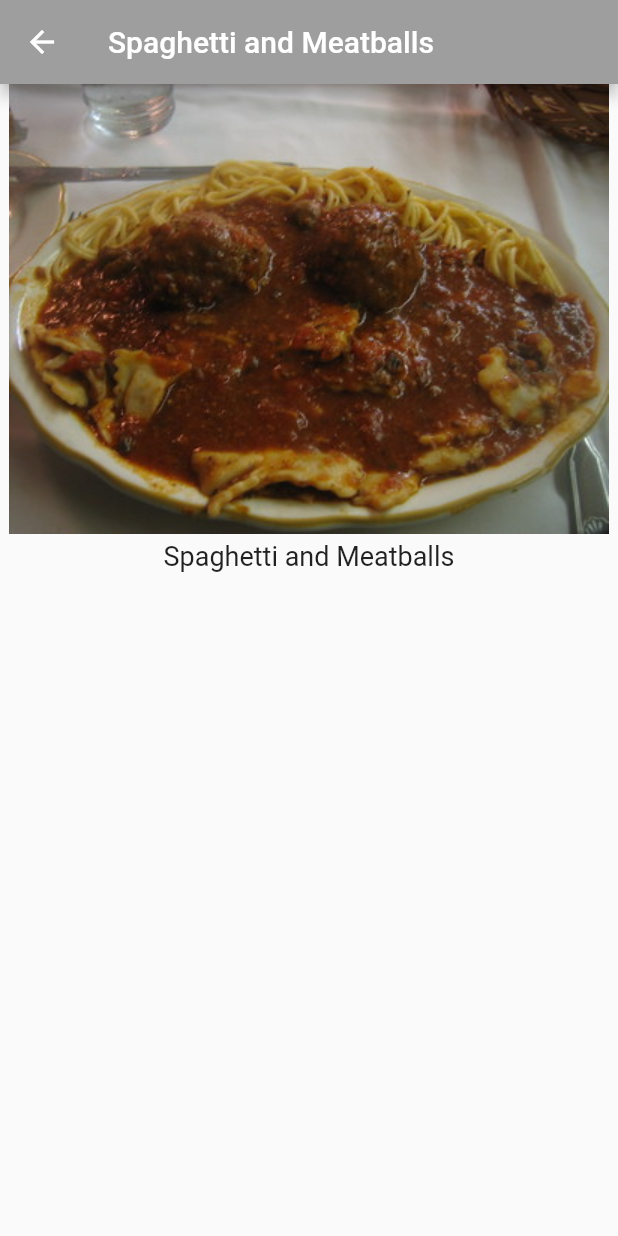
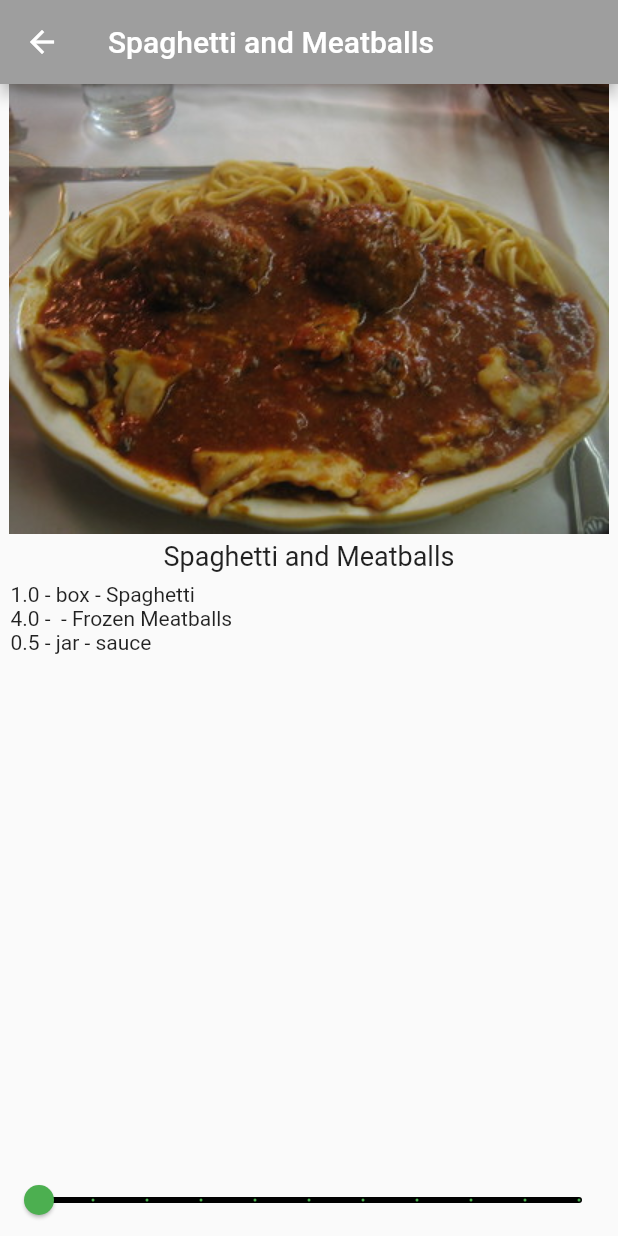
Before and after one commit to Lerob28/flutter_recipe_app, a Flutter app: the screen it shows after launch, after a tap on "Spaghetti and Meatballs", on a phone screen of 412 x 824 dp. Run offline on Flutter 3.47's test engine with Material 2 defaults, Android fonts, the phone set to English and light mode, and no system bars.

Commit message:
add slider and End project

```diff
--- a/lib/recipe.dart
+++ b/lib/recipe.dart
@@ -1,37 +1,77 @@
 class Recipe {
   String label;
   String imageUrl;
+  int servings;
+  List<Ingredient> ingredients ;
 
-  // TODO: Add serving and ingredients here
-
-  Recipe(this.label, this.imageUrl);
+  Recipe(this.label, this.imageUrl, this.servings, this.ingredients);
 
   static List<Recipe> samples = [
     Recipe(
       'Spaghetti and Meatballs',
       'assets/2126711929_ef763de2b3_w.jpg',
+      4,
+      [
+        Ingredient(1, 'box', 'Spaghetti',),
+        Ingredient(4, '', 'Frozen Meatballs',),
+        Ingredient(0.5, 'jar', 'sauce',),
+      ],
     ),
     Recipe(
       'Tomato Soup',
       'assets/27729023535_a57606c1be.jpg',
+      2,
+      [
+        Ingredient(1, 'can', 'Tomato Soup',),
+      ],
     ),
     Recipe(
       'Grilled Cheese',
       'assets/3187380632_5056654a19_b.jpg',
+      1,
+      [
+        Ingredient(2, 'slices', 'Cheese',),
+        Ingredient(2, 'slices', 'Bread',),
+      ],
     ),
     Recipe(
       'Chocolate Chip Cookies',
       'assets/15992102771_b92f4cc00a_b.jpg',
+      24,
+      [
+        Ingredient(4, 'cups', 'flour',),
+        Ingredient(2, 'cups', 'sugar',),
+        Ingredient(0.5, 'cups', 'chocolate chips',),
+      ],
     ),
     Recipe(
       'Taco Salad',
       'assets/8533381643_a31a99e8a6_c.jpg',
+      1,
+      [
+        Ingredient(4, 'oz', 'nachos',),
+        Ingredient(3, 'oz', 'taco meat',),
+        Ingredient(0.5, 'cup', 'cheese',),
+        Ingredient(0.25, 'cup', 'chopped tomatoes',),
+      ],
     ),
     Recipe(
       'Hawaiian Pizza',
       'assets/15452035777_294cefced5_c.jpg',
+      4,
+      [
+        Ingredient(1, 'item', 'pizza',),
+        Ingredient(1, 'cup', 'pineapple',),
+        Ingredient(8, 'oz', 'ham',),
+      ],
     ),
   ];
 }
 
-// TODO: Add ingredients here
+class Ingredient {
+  double quantity;
+  String measure;
+  String name;
+
+  Ingredient(this.quantity, this.measure, this.name);
+}
--- a/lib/recipe_detail.dart
+++ b/lib/recipe_detail.dart
@@ -10,7 +10,7 @@ class RecipeDetail extends StatefulWidget {
 }
 
 class _RecipeDetailState extends State<RecipeDetail> {
-  // TODO: Add _sliderVal here
+  int _sliderVal = 1;
 
   @override
   Widget build(BuildContext context) {
@@ -35,8 +35,32 @@ class _RecipeDetailState extends State<RecipeDetail> {
               widget.recipe.label,
               style: const TextStyle(fontSize: 18),
             ),
-            // TODO: Add Expanded
-            // TODO: Add Slider() here
+            Expanded(
+              child: ListView.builder(
+                padding: const EdgeInsets.all(7.0),
+                itemCount: widget.recipe.ingredients.length,
+                itemBuilder: (BuildContext context, int index) {
+                  final ingredient = widget.recipe.ingredients[index];
+                  return Text(
+                      '${ingredient.quantity * _sliderVal} - ${ingredient.measure} - ${ingredient.name}'
+                  );
+                },
+              ),
+            ),
+            Slider(
+              min: 1,
+              max: 10,
+              divisions: 10,
+              label: '${_sliderVal * widget.recipe.servings} servings',
+              value: _sliderVal.toDouble(),
+              onChanged: (newValue){
+                setState(() {
+                  _sliderVal = newValue.round();
+                });
+              },
+              activeColor: Colors.green,
+              inactiveColor: Colors.black,
+            ),
           ],
         ),
       ),
```
